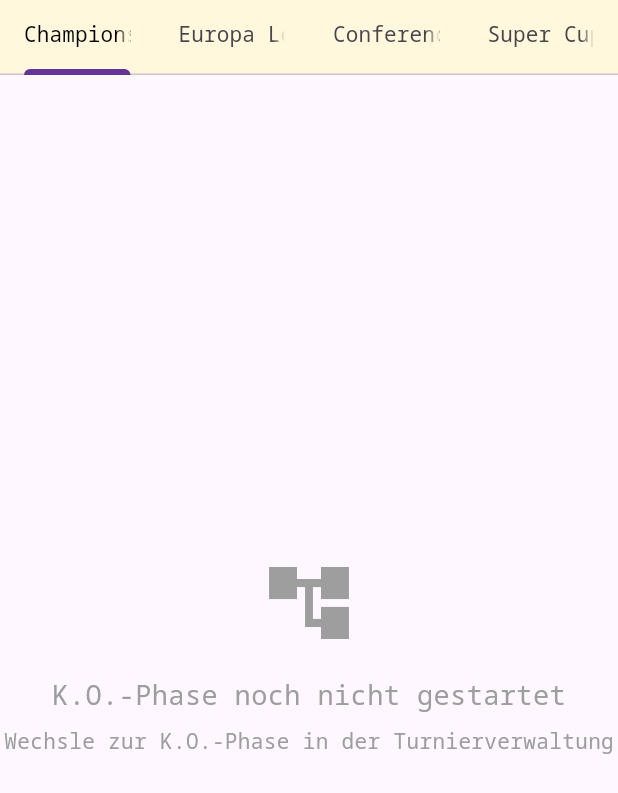
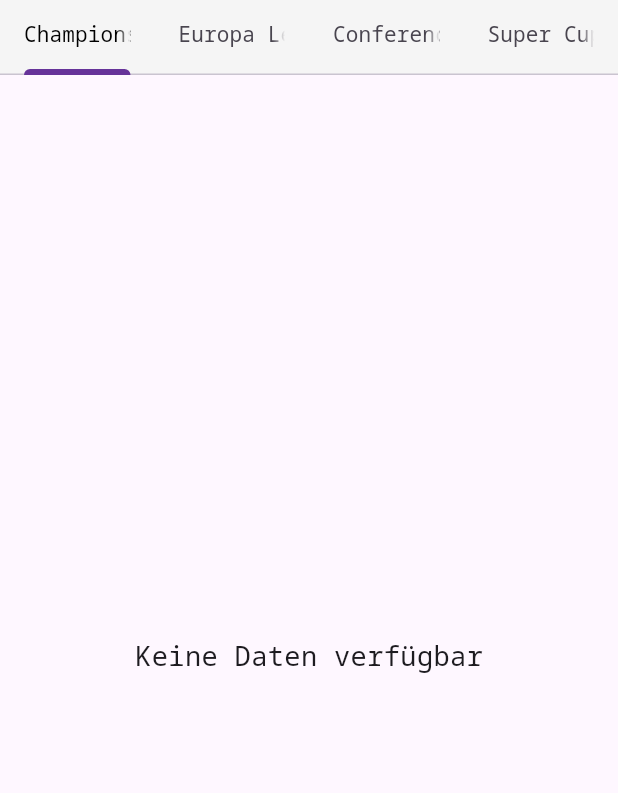
Before and after one commit to Captainbommel/pongstrong-flutter-app, a Flutter app: the TreeViewPage screen opened directly, on a phone screen of 412 x 824 dp. Shown: the top 793 px of the screen. Run offline on Flutter 3.47's test engine with Material 3 defaults, Android fonts, the phone set to English and light mode, and no system bars; our stand-ins replace cloud_firestore, file_picker, firebase_auth, firebase_core, google_fonts; missing offline and left inert: graphview; accounts and stored records are empty; network calls fail.

Commit message:
feat: make info text more consistent

```diff
--- a/lib/shared/tree_view.dart
+++ b/lib/shared/tree_view.dart
@@ -54,7 +54,7 @@ class TreeViewPageState extends State<TreeViewPage>
       body: Column(
         children: [
           Container(
-            color: TreeColors.cornsilk,
+            color: Colors.grey[100],
             child: TabBar(
               controller: _tabController,
               labelColor: Colors.black,
@@ -92,25 +92,9 @@ class TreeViewPageState extends State<TreeViewPage>
                     ],
                   )
                 : const Center(
-                    child: Column(
-                      mainAxisAlignment: MainAxisAlignment.center,
-                      children: [
-                        Icon(
-                          Icons.account_tree,
-                          size: 64,
-                          color: Colors.grey,
-                        ),
-                        SizedBox(height: 16),
-                        Text(
-                          'K.O.-Phase noch nicht gestartet',
-                          style: TextStyle(fontSize: 18, color: Colors.grey),
-                        ),
-                        SizedBox(height: 8),
-                        Text(
-                          'Wechsle zur K.O.-Phase in der Turnierverwaltung',
-                          style: TextStyle(fontSize: 14, color: Colors.grey),
-                        ),
-                      ],
+                    child: Text(
+                      'Keine Daten verfügbar',
+                      style: TextStyle(fontSize: 18),
                     ),
                   ),
           ),
```
